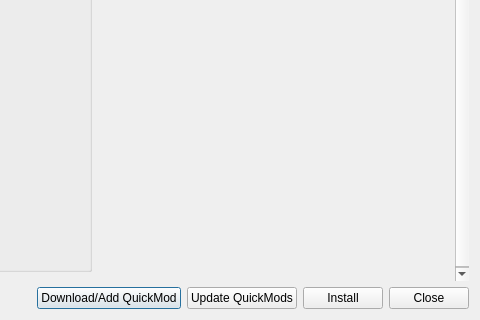
This is gui/dialogs/quickmod/QuickModChooseModDialog.ui in MultiMC/Launcher as Qt 5 draws it before an edit; both pictures show x 160 to 640 and y 160 to 480 of the 640 by 480 pixel window. The edited form follows.
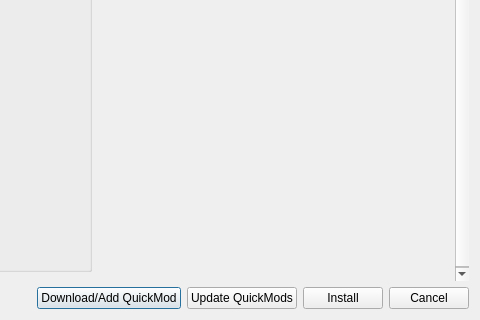
This is the edited form.

What changed in the file:
```diff
--- a/gui/dialogs/quickmod/QuickModChooseModDialog.ui
+++ b/gui/dialogs/quickmod/QuickModChooseModDialog.ui
@@ -53,7 +53,7 @@
      <item>
       <widget class="QPushButton" name="closeButton">
        <property name="text">
-        <string>Close</string>
+        <string>Cancel</string>
        </property>
       </widget>
      </item>
```
